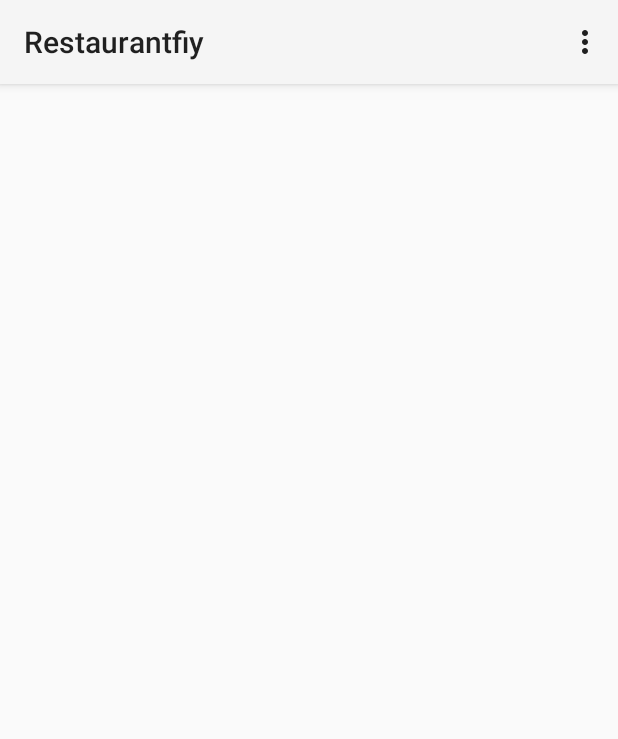
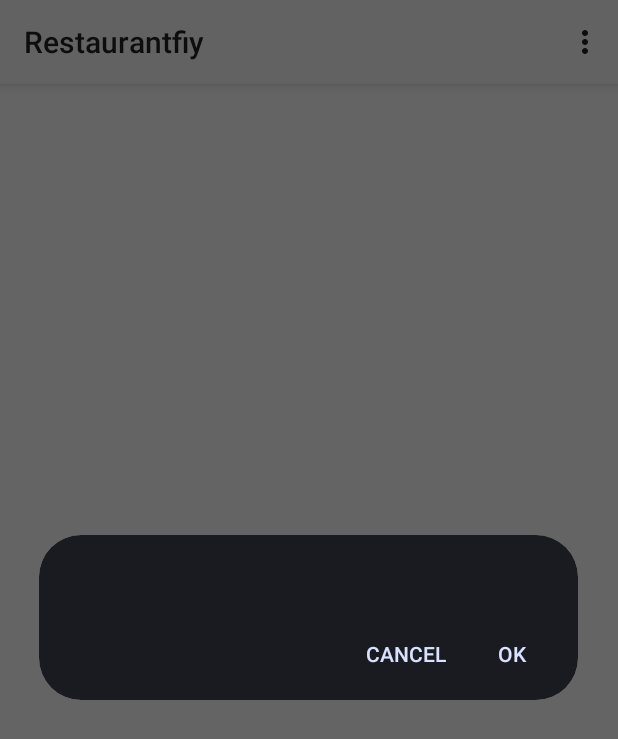
Before and after one commit to Restaurantify/Restaurantify, an Android app: the screen it shows after launch (MainActivity), in the options menu, after a tap on "neuer Tisch", on a phone screen of 412 x 824 dp. Shown: the top 739 px of the screen. Run offline under Robolectric (Android 15) with nearby library versions, the phone set to English and light mode, and no system bars; 2 statements that could not run were skipped.

Commit message:
neuerDialog()

```diff
--- a/app/src/main/java/com/example/stefan/restaurantfiy/MainActivity.java
+++ b/app/src/main/java/com/example/stefan/restaurantfiy/MainActivity.java
@@ -1,7 +1,9 @@
 package com.example.stefan.restaurantfiy;
 
 import android.app.Activity;
+import android.app.AlertDialog;
 import android.app.ListActivity;
+import android.content.DialogInterface;
 import android.content.Intent;
 import android.database.sqlite.SQLiteDatabase;
 import android.database.sqlite.SQLiteStatement;
@@ -9,8 +11,10 @@ import android.os.Bundle;
 import android.view.Menu;
 import android.view.MenuItem;
 import android.view.View;
+import android.view.animation.LinearInterpolator;
 import android.widget.ArrayAdapter;
 import android.widget.EditText;
+import android.widget.LinearLayout;
 import android.widget.ListView;
 import android.widget.Toast;
 
@@ -95,6 +99,7 @@ public class MainActivity extends ListActivity {
         switch(id)
         {
             case R.id.neuerTisch:
+                neuerTisch();
                 return true;
             case R.id.neuesProdukt:
                 return true;
@@ -103,4 +108,18 @@ public class MainActivity extends ListActivity {
         }
 
     }
+
+    private void neuerTisch() {
+        AlertDialog.Builder alert = new AlertDialog.Builder(getApplicationContext());
+        final LinearLayout vDialog = (LinearLayout) getLayoutInflater().inflate(R.layout.dialogtisch, null);
+        alert.setView(vDialog);
+        alert.setPositiveButton("OK", new DialogInterface.OnClickListener() {
+            @Override
+            public void onClick(DialogInterface dialog, int which) {
+
+            }
+        });
+        alert.setNegativeButton("Cancel", null);
+        alert.show();
+    }
 }
--- /dev/null
+++ b/app/src/main/res/layout/dialogtisch.xml
@@ -0,0 +1,6 @@
+<?xml version="1.0" encoding="utf-8"?>
+<LinearLayout xmlns:android="http://schemas.android.com/apk/res/android"
+    android:orientation="vertical" android:layout_width="match_parent"
+    android:layout_height="match_parent">
+
+</LinearLayout>
```
